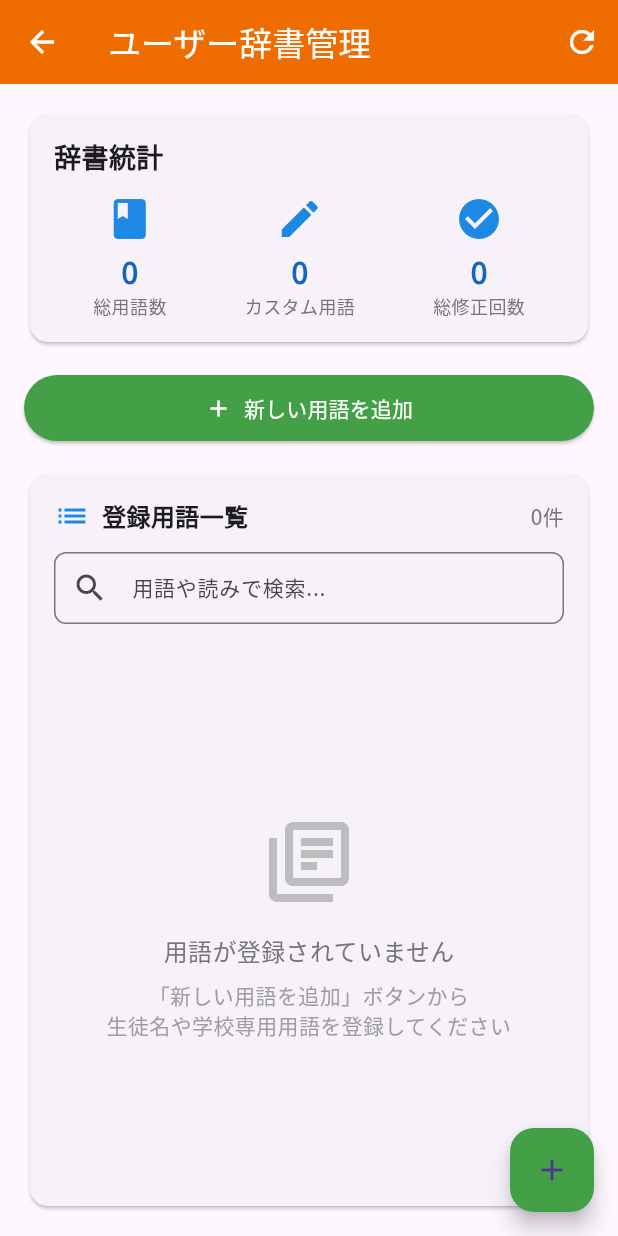
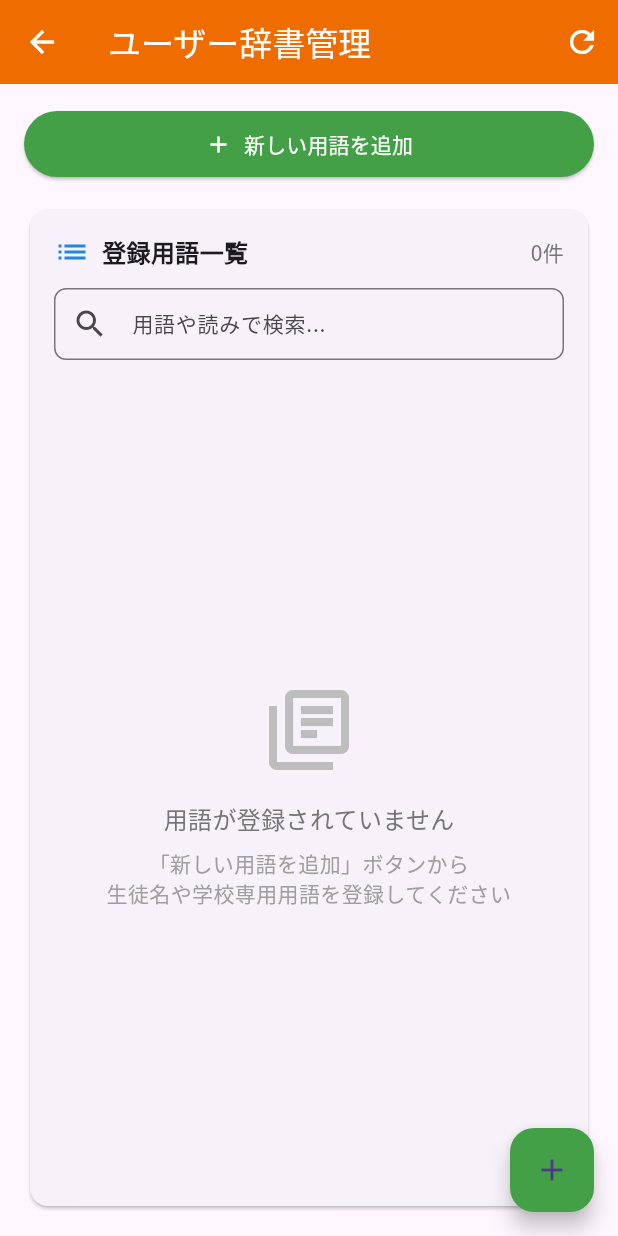
Before and after one commit to kamekamek/gakkoudayori-ai, a Flutter app: the screen it shows after launch, after a tap on "ユーザー辞書管理", on a phone screen of 412 x 824 dp. Run offline on Flutter 3.47's test engine with Material 3 defaults, Android fonts, the phone set to English and light mode, and no system bars; our stand-ins replace flutter_widget_from_html, google_fonts, web; missing offline and left inert: dart:html, dart:js, dart:js_interop, dart:js_util, dart:ui_web; network calls fail; statements that could not run were skipped.

Commit message:
✨ ユーザー辞書サービスから統計情報取得機能を削除し、関連するコードを整理。フロントエンドおよびバックエンドの統計情報表示部分を削除し、全体のコードの簡素化を図るための修正を実施。

```diff
--- a/frontend/lib/services/user_dictionary_service.dart
+++ b/frontend/lib/services/user_dictionary_service.dart
@@ -121,26 +121,6 @@ class UserDictionaryService {
     }
   }
 
-  /// ユーザー辞書統計情報を取得
-  Future<Map<String, dynamic>?> getDictionaryStats({
-    String userId = 'default',
-  }) async {
-    try {
-      final response = await http.get(
-        Uri.parse('$_baseUrl/api/v1/dictionary/$userId/stats'),
-      );
-
-      final data = jsonDecode(response.body);
-
-      if (response.statusCode == 200 && data['success'] == true) {
-        return data['data'];
-      }
-      return null;
-    } catch (e) {
-      if (kDebugMode) debugPrint('辞書統計取得エラー: $e');
-      return null;
-    }
-  }
 
   /// ユーザー辞書の用語一覧を取得
   Future<List<UserDictionaryEntry>> getTerms(String userId) async {
--- a/frontend/lib/widgets/user_dictionary_widget.dart
+++ b/frontend/lib/widgets/user_dictionary_widget.dart
@@ -29,7 +29,6 @@ class _UserDictionaryWidgetState extends State<UserDictionaryWidget> {
 
   // 辞書データ
   final Map<String, dynamic> _dictionaryData = {};
-  final Map<String, dynamic> _stats = {};
   List<UserDictionaryEntry> _customTerms = [];
   List<UserDictionaryEntry> _filteredTerms = [];
 
@@ -66,23 +65,10 @@ class _UserDictionaryWidgetState extends State<UserDictionaryWidget> {
     try {
       final terms = await _dictionaryService.getTerms(widget.userId);
 
-      // 統計情報の取得（エラーが発生しても用語データは表示する）
-      Map<String, dynamic>? stats;
-      try {
-        stats = await _dictionaryService.getDictionaryStats(userId: widget.userId);
-      } catch (statsError) {
-        if (kDebugMode) {
-          debugPrint('Stats loading error: $statsError');
-        }
-      }
 
       setState(() {
         _customTerms = terms;
         _filterTerms();
-        if (stats != null) {
-          _stats.clear();
-          _stats.addAll(stats);
-        }
       });
     } catch (e) {
       setState(() {
@@ -463,46 +449,6 @@ class _UserDictionaryWidgetState extends State<UserDictionaryWidget> {
                   padding: EdgeInsets.all(16),
                   child: Column(
                     children: [
-                      // 統計情報カード
-                      Card(
-                        child: Padding(
-                          padding: EdgeInsets.all(16),
-                          child: Column(
-                            crossAxisAlignment: CrossAxisAlignment.start,
-                            children: [
-                              Text(
-                                '辞書統計',
-                                style: GoogleFonts.notoSansJp(
-                                    fontSize: 18, fontWeight: FontWeight.bold),
-                              ),
-                              SizedBox(height: 12),
-                              Row(
-                                mainAxisAlignment:
-                                    MainAxisAlignment.spaceAround,
-                                children: [
-                                  _buildStatItem(
-                                    '総用語数',
-                                    '${_customTerms.length}',
-                                    Icons.book,
-                                  ),
-                                  _buildStatItem(
-                                    'カスタム用語',
-                                    '${_stats['custom_terms'] ?? 0}',
-                                    Icons.edit,
-                                  ),
-                                  _buildStatItem(
-                                    '総修正回数',
-                                    '${_stats['usage_stats']?['total_corrections'] ?? 0}',
-                                    Icons.check_circle,
-                                  ),
-                                ],
-                              ),
-                            ],
-                          ),
-                        ),
-                      ),
-
-                      SizedBox(height: 16),
 
                       // 用語追加ボタン
                       SizedBox(
@@ -696,28 +642,5 @@ class _UserDictionaryWidgetState extends State<UserDictionaryWidget> {
     );
   }
 
-  Widget _buildStatItem(String label, String value, IconData icon) {
-    return Column(
-      children: [
-        Icon(icon, size: 32, color: Colors.blue[600]),
-        SizedBox(height: 4),
-        Text(
-          value,
-          style: GoogleFonts.notoSansJp(
-            fontSize: 20,
-            fontWeight: FontWeight.bold,
-            color: Colors.blue[800],
-          ),
-        ),
-        Text(
-          label,
-          style: GoogleFonts.notoSansJp(
-            fontSize: 12,
-            color: Colors.grey[600],
-          ),
-        ),
-      ],
-    );
-  }
 
 }
```
Also changed, not shown: 3 other files.
